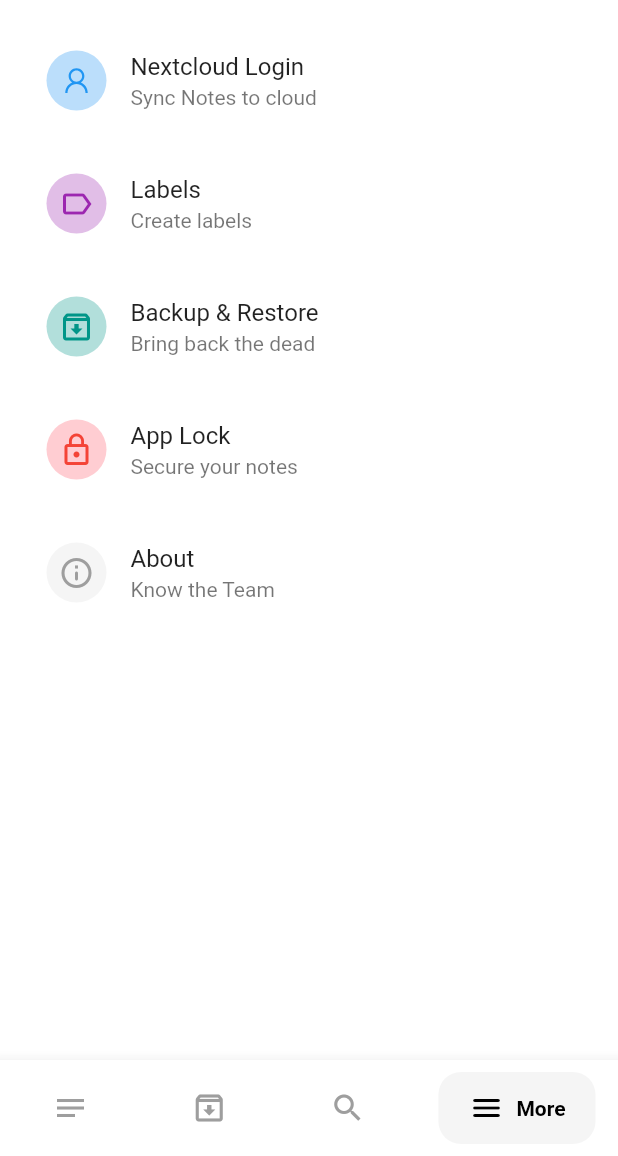
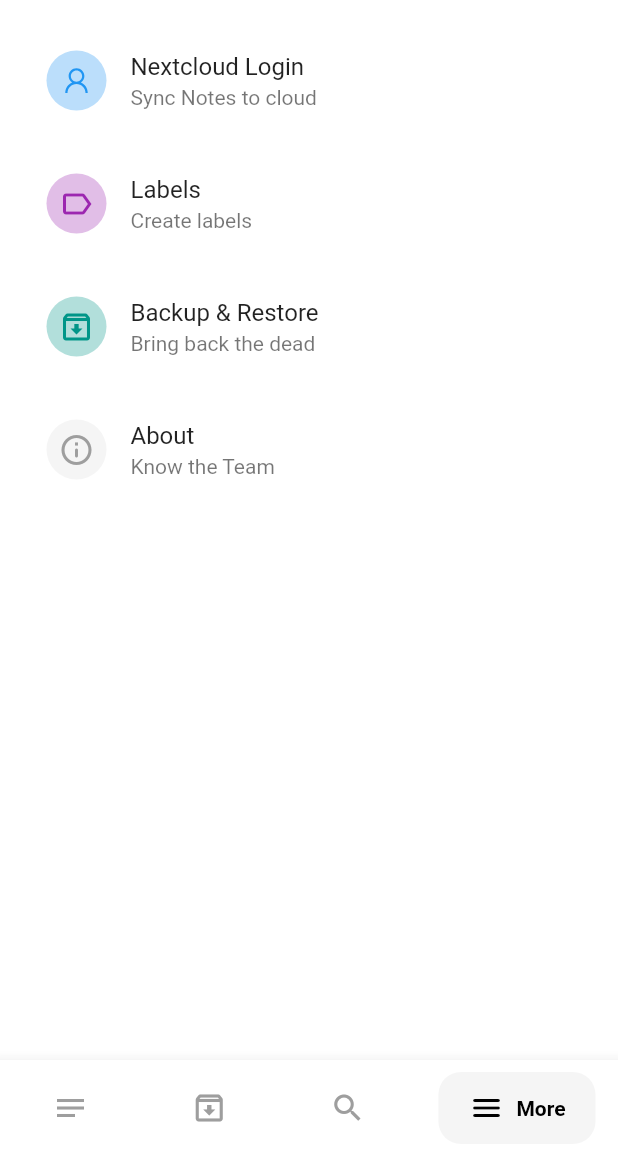
Before and after one commit to rsoft-in/scrawler, a Flutter app: the screen it shows after launch, item 4 of the bottom bar chosen, on a phone screen of 412 x 824 dp, the part 80-1236 px from its top. Run offline on Flutter 3.47's test engine with Material 2 defaults, Android fonts, the phone set to English and light mode, and no system bars; drawn by our look-alikes of google_nav_bar; our stand-ins replace file_picker, flutter_switch, flutter_widget_from_html, line_icons, share, shared_preferences and 2 more; missing offline and left inert: bitsdojo_window, nextcloud, yaru_icons; accounts and stored records are empty.

Commit message:
Disable App Lock
For now at least. Need to find a solution when screen locks, app also need to lock

```diff
--- a/lib/pages/settings_page.dart
+++ b/lib/pages/settings_page.dart
@@ -249,28 +249,28 @@
                         ),
                       ),
                     ),
-                    Padding(
-                      padding: kGlobalCardPadding,
-                      child: InkWell(
-                        borderRadius: BorderRadius.circular(15.0),
-                        onTap: () {
-                          if (isPinRequired) {
-                            showAppLockMenu();
-                          } else {
-                            callAppLock();
-                          }
-                        },
-                        child: ListTile(
-                          leading: CircleAvatar(
-                            backgroundColor: Colors.red[100],
-                            foregroundColor: Colors.red,
-                            child: Icon(Icons.lock_outline),
-                          ),
-                          title: Text('App Lock'),
-                          subtitle: Text('Secure your notes'),
-                        ),
-                      ),
-                    ),
+                    // Padding(
+                    //   padding: kGlobalCardPadding,
+                    //   child: InkWell(
+                    //     borderRadius: BorderRadius.circular(15.0),
+                    //     onTap: () {
+                    //       if (isPinRequired) {
+                    //         showAppLockMenu();
+                    //       } else {
+                    //         callAppLock();
+                    //       }
+                    //     },
+                    //     child: ListTile(
+                    //       leading: CircleAvatar(
+                    //         backgroundColor: Colors.red[100],
+                    //         foregroundColor: Colors.red,
+                    //         child: Icon(Icons.lock_outline),
+                    //       ),
+                    //       title: Text('App Lock'),
+                    //       subtitle: Text('Secure your notes'),
+                    //     ),
+                    //   ),
+                    // ),
                     Padding(
                       padding: kGlobalCardPadding,
                       child: InkWell(
```
